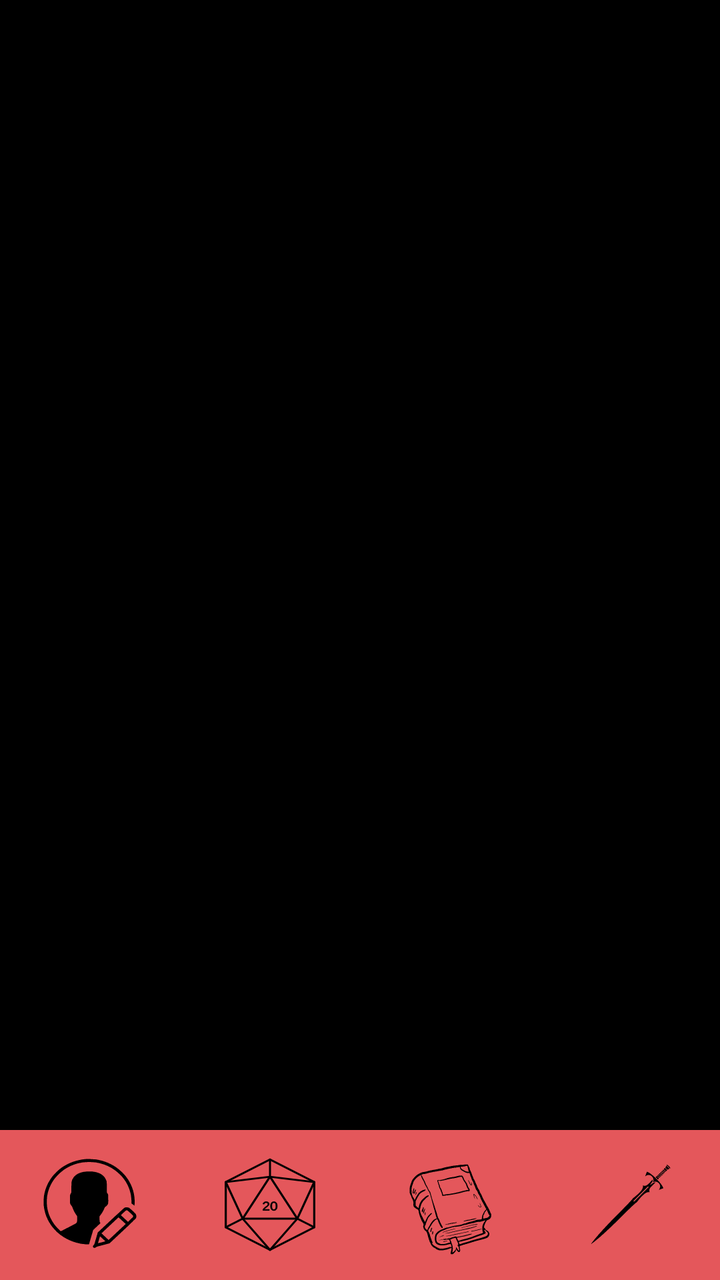
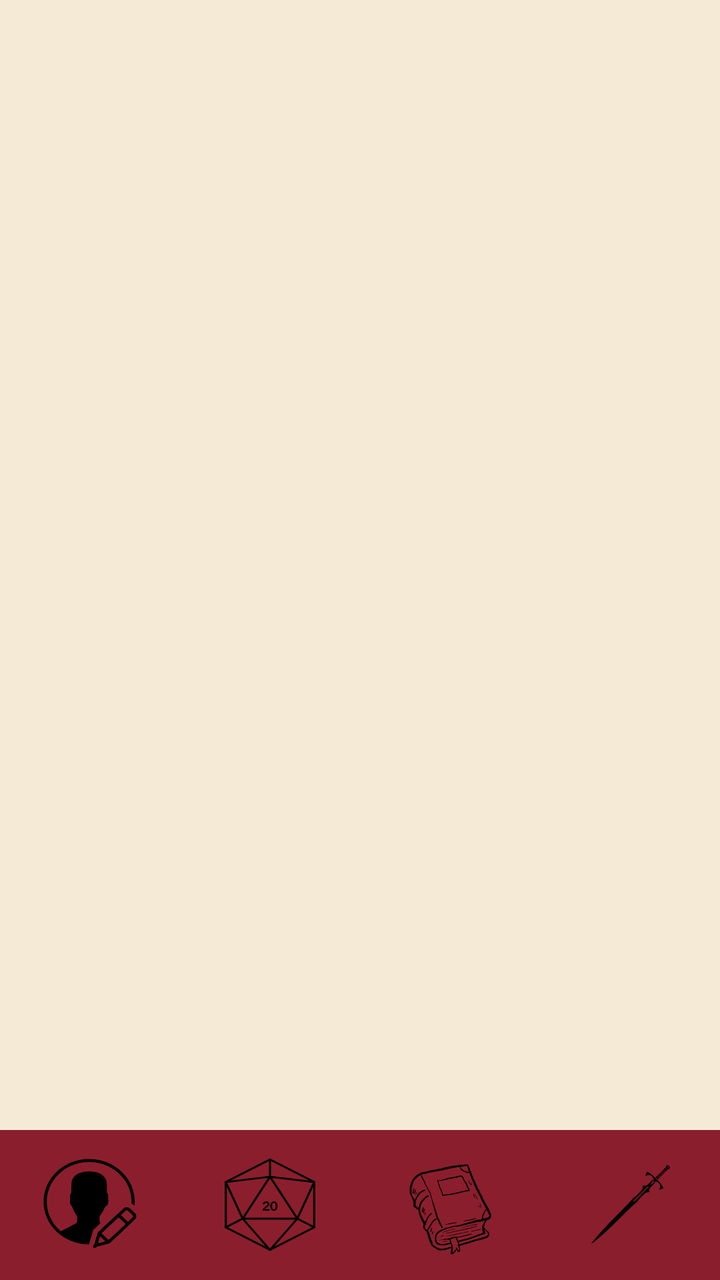

Screens rendered from an Android XML layout before and after an edit, with the pre-edit source and the edit as a unified diff.
<!-- AndroidManifest.xml: application theme Theme.DnDiceCompanion -->
<!-- res/layout/barra_navegacio.xml -->
<?xml version="1.0" encoding="utf-8"?>
<androidx.constraintlayout.widget.ConstraintLayout xmlns:android="http://schemas.android.com/apk/res/android"
    xmlns:app="http://schemas.android.com/apk/res-auto"
    xmlns:tools="http://schemas.android.com/tools"
    android:layout_width="match_parent"
    android:layout_height="match_parent"
    android:background="@color/black">

    <androidx.fragment.app.FragmentContainerView
        android:id="@+id/contenedorFragments"
        android:layout_width="0dp"
        android:layout_height="0dp"
        app:layout_constraintTop_toTopOf="parent"
        app:layout_constraintStart_toStartOf="parent"
        app:layout_constraintEnd_toEndOf="parent"
        app:layout_constraintBottom_toTopOf="@id/barraActivities"
        tools:layout="@layout/fragment_character_list" />

    <LinearLayout
        android:id="@+id/barraActivities"
        android:layout_width="0dp"
        android:layout_height="75dp"
        android:orientation="horizontal"
        android:background="@color/buttonColor"
        app:layout_constraintStart_toStartOf="parent"
        app:layout_constraintEnd_toEndOf="parent"
        app:layout_constraintBottom_toBottomOf="parent">

        <com.google.android.material.button.MaterialButton
            android:id="@+id/botoBarraActivitiesCharacter"
            android:layout_width="0dp"
            android:layout_height="match_parent"
            android:layout_weight="1"
            android:background="@drawable/button_barra"
            android:contentDescription="@string/nav_character"
            android:layout_margin="0dp"
            android:insetLeft="0dp"
            android:insetRight="0dp"
            android:insetTop="0dp"
            android:insetBottom="0dp"
            app:cornerRadius="0dp"
            app:backgroundTint="@color/buttonColor"
            app:icon="@drawable/character_icon"
            app:iconGravity="textStart"
            app:iconPadding="0dp"
            app:iconSize="50dp"
            app:iconTint="@null"/>

        <com.google.android.material.button.MaterialButton
            android:id="@+id/botoBarraActivitiesDice"
            android:layout_width="0dp"
            android:layout_height="match_parent"
            android:layout_weight="1"
            android:background="@drawable/button_barra"
            android:contentDescription="@string/nav_dice"
            android:layout_margin="0dp"
            android:insetLeft="0dp"
            android:insetRight="0dp"
            android:insetTop="0dp"
            android:insetBottom="0dp"
            app:cornerRadius="0dp"
            app:backgroundTint="@color/buttonColor"
            app:icon="@drawable/dice20"
            app:iconGravity="textStart"
            app:iconPadding="0dp"
            app:iconSize="50dp"
            app:iconTint="@null"/>

        <com.google.android.material.button.MaterialButton
            android:id="@+id/botoBarraActivitiesSpellbook"
            android:layout_width="0dp"
            android:layout_height="match_parent"
            android:layout_weight="1"
            android:background="@drawable/button_barra"
            android:contentDescription="@string/nav_spells"
            android:layout_margin="0dp"
            android:insetLeft="0dp"
            android:insetRight="0dp"
            android:insetTop="0dp"
            android:insetBottom="0dp"
            app:cornerRadius="0dp"
            app:backgroundTint="@color/buttonColor"
            app:icon="@drawable/spellbook_icon"
            app:iconGravity="textStart"
            app:iconPadding="0dp"
            app:iconSize="50dp"
            app:iconTint="@null"/>

        <com.google.android.material.button.MaterialButton
            android:id="@+id/botoBarraActivitiesWeapon"
            android:layout_width="0dp"
            android:layout_height="match_parent"
            android:layout_weight="1"
            android:background="@drawable/button_barra"
            android:contentDescription="@string/nav_weapons"
            android:layout_margin="0dp"
            android:insetLeft="0dp"
            android:insetRight="0dp"
            android:insetTop="0dp"
            android:insetBottom="0dp"
            app:cornerRadius="0dp"
            app:backgroundTint="@color/buttonColor"
            app:icon="@drawable/weapon_icon"
            app:iconGravity="textStart"
            app:iconPadding="0dp"
            app:iconSize="50dp"
            app:iconTint="@null"/>

    </LinearLayout>
</androidx.constraintlayout.widget.ConstraintLayout>
<!-- res/layout/fragment_character_list.xml (included above) -->
<?xml version="1.0" encoding="utf-8"?>
<androidx.constraintlayout.widget.ConstraintLayout xmlns:android="http://schemas.android.com/apk/res/android"
    xmlns:app="http://schemas.android.com/apk/res-auto"
    xmlns:tools="http://schemas.android.com/tools"
    android:layout_width="match_parent"
    android:layout_height="match_parent"
    android:background="@color/backgroud">

    <ScrollView
        android:layout_width="match_parent"
        android:layout_height="match_parent"
        tools:layout_editor_absoluteX="39dp"
        tools:layout_editor_absoluteY="-42dp">

        <LinearLayout
            android:id="@+id/CharacterList"
            android:layout_width="match_parent"
            android:layout_height="wrap_content"
            android:orientation="vertical">

            <androidx.cardview.widget.CardView
                android:id="@+id/CardCharacterExemple"
                android:layout_width="match_parent"
                android:layout_height="wrap_content"
                android:layout_marginStart="15dp"
                android:layout_marginTop="15dp"
                android:layout_marginEnd="15dp"
                app:cardBackgroundColor="@color/cardBackground"
                app:cardCornerRadius="16dp"
                android:clickable="true"
                android:focusable="true"
                android:foreground="?attr/selectableItemBackground">

                <LinearLayout
                    android:layout_width="match_parent"
                    android:layout_height="wrap_content"
                    android:gravity="center_vertical"
                    android:orientation="horizontal"
                    android:padding="12dp">

                    <ImageView
                        android:id="@+id/ImageCharacterExemple"
                        android:layout_width="60dp"
                        android:layout_height="60dp"
                        android:layout_marginEnd="15dp"
                        android:contentDescription="@string/char_iniesta"
                        android:scaleType="centerCrop"
                        tools:background="#33FFFFFF" />

                    <LinearLayout
                        android:layout_width="0dp"
                        android:layout_height="wrap_content"
                        android:layout_weight="1"
                        android:orientation="vertical">

                        <TextView
                            android:id="@+id/NameCharacterExemple"
                            android:layout_width="match_parent"
                            android:layout_height="wrap_content"
                            android:text="@string/char_iniesta"
                            android:textColor="@color/colorText"
                            android:textSize="22sp"
                            android:textStyle="bold" />

                        <TextView
                            android:id="@+id/ClassCharacterExemple"
                            android:layout_width="match_parent"
                            android:layout_height="wrap_content"
                            android:text="@string/class_mago_evocacion"
                            android:textColor="@color/colorText"
                            android:textSize="16sp" />
                    </LinearLayout>
                </LinearLayout>
            </androidx.cardview.widget.CardView>

            <androidx.cardview.widget.CardView
                android:id="@+id/CardCharacterExemple2"
                android:layout_width="match_parent"
                android:layout_height="wrap_content"
                android:layout_marginStart="15dp"
                android:layout_marginTop="15dp"
                android:layout_marginEnd="15dp"
                app:cardBackgroundColor="@color/cardBackground"
                app:cardCornerRadius="16dp"
                android:clickable="true"
                android:focusable="true"
                android:foreground="?attr/selectableItemBackground">

                <LinearLayout
                    android:layout_width="match_parent"
                    android:layout_height="wrap_content"
                    android:gravity="center_vertical"
                    android:orientation="horizontal"
                    android:padding="12dp">

                    <ImageView
                        android:id="@+id/ImageCharacterExemple2"
                        android:layout_width="60dp"
                        android:layout_height="60dp"
                        android:layout_marginEnd="15dp"
                        android:contentDescription="@string/char_messi"
                        android:scaleType="centerCrop"
                        tools:background="#33FFFFFF" />

                    <LinearLayout
                        android:layout_width="0dp"
                        android:layout_height="wrap_content"
                        android:layout_weight="1"
                        android:orientation="vertical">

                        <TextView
                            android:id="@+id/NameCharacterExemple2"
                            android:layout_width="match_parent"
                            android:layout_height="wrap_content"
                            android:text="@string/char_messi"
                            android:textColor="@color/colorText"
                            android:textSize="22sp"
                            android:textStyle="bold" />

                        <TextView
                            android:id="@+id/ClassCharacterExemple2"
                            android:layout_width="match_parent"
                            android:layout_height="wrap_content"
                            android:text="@string/class_picaro_ladron"
                            android:textColor="@color/colorText"
                            android:textSize="16sp" />
                    </LinearLayout>
                </LinearLayout>
            </androidx.cardview.widget.CardView>

        </LinearLayout>
    </ScrollView>

    <com.google.android.material.floatingactionbutton.FloatingActionButton
        android:id="@+id/AddCharacter"
        android:layout_width="wrap_content"
        android:layout_height="wrap_content"
        android:layout_margin="20dp"
        android:contentDescription="@string/add_character_desc"
        android:src="@drawable/add_simbol"
        app:layout_constraintEnd_toEndOf="parent"
        app:layout_constraintBottom_toBottomOf="parent"
        android:backgroundTint="@color/buttonColor"/>

</androidx.constraintlayout.widget.ConstraintLayout>
<!-- resources referenced by this layout -->
<resources>
  <color name="backgroud">#14100E</color>
  <color name="black">#FF000000</color>
  <color name="buttonColor">#E4575B</color>
  <color name="cardBackground">#2D2420</color>
  <color name="colorText">#FFFFFF</color>
  <!-- drawable add_simbol (drawable) -->
  <vector xmlns:android="http://schemas.android.com/apk/res/android" android:height="24dp" android:tint="#000000" android:viewportHeight="24" android:viewportWidth="24" android:width="24dp">
      <path android:fillColor="@android:color/white" android:pathData="M19,13h-6v6h-2v-6H5v-2h6V5h2v6h6v2z"/>
  </vector>
  <!-- drawable button_barra (drawable) -->
  <?xml version="1.0" encoding="utf-8"?>
  <shape xmlns:android="http://schemas.android.com/apk/res/android"
      android:shape="rectangle">
      <corners android:radius="0dp"/>
  </shape>
  <!-- drawable character_icon: vector/xml drawable (drawable, 10648 chars, omitted) -->
  <!-- drawable dice20: vector/xml drawable (drawable, 3955 chars, omitted) -->
  <!-- drawable spellbook_icon: vector/xml drawable (drawable, 31899 chars, omitted) -->
  <!-- drawable weapon_icon: vector/xml drawable (drawable, 4924 chars, omitted) -->
  <string name="add_character_desc">Afegir personatge</string>
  <string name="char_iniesta">Andrés Iniesta</string>
  <string name="char_messi">Lionel Messi</string>
  <string name="class_mago_evocacion">Mag (Evocació)</string>
  <string name="class_picaro_ladron">Pícar (Lladre)</string>
  <string name="nav_character">Personatges</string>
  <string name="nav_dice">Daus</string>
  <string name="nav_spells">Màgies</string>
  <string name="nav_weapons">Armes</string>
  <style name="Theme.DnDiceCompanion" parent="Base.Theme.DnDiceCompanion" />
  <style name="Base.Theme.DnDiceCompanion" parent="Theme.Material3.DayNight.NoActionBar">
      </style>
</resources>

<!-- the commit's change to res/layout/barra_navegacio.xml (unified diff, before → after) -->
@@ -1,30 +1,25 @@
 <?xml version="1.0" encoding="utf-8"?>
-<androidx.constraintlayout.widget.ConstraintLayout xmlns:android="http://schemas.android.com/apk/res/android"
+<LinearLayout xmlns:android="http://schemas.android.com/apk/res/android"
     xmlns:app="http://schemas.android.com/apk/res-auto"
     xmlns:tools="http://schemas.android.com/tools"
     android:layout_width="match_parent"
     android:layout_height="match_parent"
-    android:background="@color/black">
+    android:orientation="vertical"
+    android:background="?attr/android:windowBackground">
 
     <androidx.fragment.app.FragmentContainerView
         android:id="@+id/contenedorFragments"
-        android:layout_width="0dp"
+        android:layout_width="match_parent"
         android:layout_height="0dp"
-        app:layout_constraintTop_toTopOf="parent"
-        app:layout_constraintStart_toStartOf="parent"
-        app:layout_constraintEnd_toEndOf="parent"
-        app:layout_constraintBottom_toTopOf="@id/barraActivities"
+        android:layout_weight="1"
         tools:layout="@layout/fragment_character_list" />
 
     <LinearLayout
         android:id="@+id/barraActivities"
-        android:layout_width="0dp"
+        android:layout_width="match_parent"
         android:layout_height="75dp"
         android:orientation="horizontal"
-        android:background="@color/buttonColor"
-        app:layout_constraintStart_toStartOf="parent"
-        app:layout_constraintEnd_toEndOf="parent"
-        app:layout_constraintBottom_toBottomOf="parent">
+        android:background="?attr/colorPrimary">
 
         <com.google.android.material.button.MaterialButton
             android:id="@+id/botoBarraActivitiesCharacter"
@@ -39,7 +34,7 @@
             android:insetTop="0dp"
             android:insetBottom="0dp"
             app:cornerRadius="0dp"
-            app:backgroundTint="@color/buttonColor"
+            app:backgroundTint="?attr/colorPrimary"
             app:icon="@drawable/character_icon"
             app:iconGravity="textStart"
             app:iconPadding="0dp"
@@ -59,7 +54,7 @@
             android:insetTop="0dp"
             android:insetBottom="0dp"
             app:cornerRadius="0dp"
-            app:backgroundTint="@color/buttonColor"
+            app:backgroundTint="?attr/colorPrimary"
             app:icon="@drawable/dice20"
             app:iconGravity="textStart"
             app:iconPadding="0dp"
@@ -79,7 +74,7 @@
             android:insetTop="0dp"
             android:insetBottom="0dp"
             app:cornerRadius="0dp"
-            app:backgroundTint="@color/buttonColor"
+            app:backgroundTint="?attr/colorPrimary"
             app:icon="@drawable/spellbook_icon"
             app:iconGravity="textStart"
             app:iconPadding="0dp"
@@ -99,7 +94,7 @@
             android:insetTop="0dp"
             android:insetBottom="0dp"
             app:cornerRadius="0dp"
-            app:backgroundTint="@color/buttonColor"
+            app:backgroundTint="?attr/colorPrimary"
             app:icon="@drawable/weapon_icon"
             app:iconGravity="textStart"
             app:iconPadding="0dp"
@@ -107,150 +102,151 @@
             app:iconTint="@null"/>
 
     </LinearLayout>
-</androidx.constraintlayout.widget.ConstraintLayout>
+</LinearLayout>
 <!-- res/layout/fragment_character_list.xml (included above) -->
 <?xml version="1.0" encoding="utf-8"?>
-<androidx.constraintlayout.widget.ConstraintLayout xmlns:android="http://schemas.android.com/apk/res/android"
+<LinearLayout xmlns:android="http://schemas.android.com/apk/res/android"
     xmlns:app="http://schemas.android.com/apk/res-auto"
-    xmlns:tools="http://schemas.android.com/tools"
     android:layout_width="match_parent"
     android:layout_height="match_parent"
-    android:background="@color/backgroud">
-
-    <ScrollView
+    android:orientation="vertical"
+    android:background="?attr/android:windowBackground">
+
+    <FrameLayout
         android:layout_width="match_parent"
-        android:layout_height="match_parent"
-        tools:layout_editor_absoluteX="39dp"
-        tools:layout_editor_absoluteY="-42dp">
-
-        <LinearLayout
-            android:id="@+id/CharacterList"
+        android:layout_height="match_parent">
+
+        <ScrollView
             android:layout_width="match_parent"
-            android:layout_height="wrap_content"
-            android:orientation="vertical">
-
-            <androidx.cardview.widget.CardView
-                android:id="@+id/CardCharacterExemple"
+            android:layout_height="match_parent">
+
+            <LinearLayout
+                android:id="@+id/CharacterList"
                 android:layout_width="match_parent"
                 android:layout_height="wrap_content"
-                android:layout_marginStart="15dp"
-                android:layout_marginTop="15dp"
-                android:layout_marginEnd="15dp"
-                app:cardBackgroundColor="@color/cardBackground"
-                app:cardCornerRadius="16dp"
-                android:clickable="true"
-                android:focusable="true"
-                android:foreground="?attr/selectableItemBackground">
-
-                <LinearLayout
+                android:orientation="vertical">
+
+                <androidx.cardview.widget.CardView
+                    android:id="@+id/CardCharacterExemple"
                     android:layout_width="match_parent"
                     android:layout_height="wrap_content"
-                    android:gravity="center_vertical"
-                    android:orientation="horizontal"
-                    android:padding="12dp">
-
-                    <ImageView
-                        android:id="@+id/ImageCharacterExemple"
-                        android:layout_width="60dp"
-                        android:layout_height="60dp"
-                        android:layout_marginEnd="15dp"
-                        android:contentDescription="@string/char_iniesta"
-                        android:scaleType="centerCrop"
-                        tools:background="#33FFFFFF" />
+                    android:layout_marginStart="15dp"
+                    android:layout_marginTop="15dp"
+                    android:layout_marginEnd="15dp"
+                    app:cardBackgroundColor="?attr/colorSurface"
+                    app:cardCornerRadius="16dp"
+                    android:clickable="true"
+                    android:focusable="true"
+                    android:foreground="?attr/selectableItemBackground">
 
                     <LinearLayout
-                        android:layout_width="0dp"
+                        android:layout_width="match_parent"
                         android:layout_height="wrap_content"
-                        android:layout_weight="1"
-                        android:orientation="vertical">
-
-                        <TextView
-                            android:id="@+id/NameCharacterExemple"
-                            android:layout_width="match_parent"
+                        android:gravity="center_vertical"
+                        android:orientation="horizontal"
+                        android:padding="12dp">
+
+                        <ImageView
+                            android:id="@+id/ImageCharacterExemple"
+                            android:layout_width="60dp"
+                            android:layout_height="60dp"
+                            android:layout_marginEnd="15dp"
+                            android:contentDescription="@string/char_iniesta"
+                            android:scaleType="centerCrop" />
+
+                        <LinearLayout
+                            android:layout_width="0dp"
                             android:layout_height="wrap_content"
-                            android:text="@string/char_iniesta"
-                            android:textColor="@color/colorText"
-                            android:textSize="22sp"
-                            android:textStyle="bold" />
-
-                        <TextView
-                            android:id="@+id/ClassCharacterExemple"
-                            android:layout_width="match_parent"
-                            android:layout_height="wrap_content"
-                            android:text="@string/class_mago_evocacion"
-                            android:textColor="@color/colorText"
-                            android:textSize="16sp" />
+                            android:layout_weight="1"
+                            android:orientation="vertical">
+
+                            <TextView
+                                android:id="@+id/NameCharacterExemple"
+                                android:layout_width="match_parent"
+                                android:layout_height="wrap_content"
+                                android:text="@string/char_iniesta"
+                                android:textColor="?attr/colorOnSurface"
+                                android:textSize="22sp"
+                                android:textStyle="bold" />
+
+                            <TextView
+                                android:id="@+id/ClassCharacterExemple"
+                                android:layout_width="match_parent"
+                                android:layout_height="wrap_content"
+                                android:text="@string/class_mago_evocacion"
+                                android:textColor="?attr/colorOnSurface"
+                                android:textSize="16sp" />
+                        </LinearLayout>
                     </LinearLayout>
-                </LinearLayout>
-            </androidx.cardview.widget.CardView>
-
-            <androidx.cardview.widget.CardView
-                android:id="@+id/CardCharacterExemple2"
-                android:layout_width="match_parent"
-                android:layout_height="wrap_content"
-                android:layout_marginStart="15dp"
-                android:layout_marginTop="15dp"
-                android:layout_marginEnd="15dp"
-                app:cardBackgroundColor="@color/cardBackground"
-                app:cardCornerRadius="16dp"
-                android:clickable="true"
-                android:focusable="true"
-                android:foreground="?attr/selectableItemBackground">
-
-                <LinearLayout
+                </androidx.cardview.widget.CardView>
+
+                <androidx.cardview.widget.CardView
+                    android:id="@+id/CardCharacterExemple2"
                     android:layout_width="match_parent"
                     android:layout_height="wrap_content"
-                    android:gravity="center_vertical"
-                    android:orientation="horizontal"
-                    android:padding="12dp">
-
-                    <ImageView
-                        android:id="@+id/ImageCharacterExemple2"
-                        android:layout_width="60dp"
-                        android:layout_height="60dp"
-                        android:layout_marginEnd="15dp"
-                        android:contentDescription="@string/char_messi"
-                        android:scaleType="centerCrop"
-                        tools:background="#33FFFFFF" />
+                    android:layout_marginStart="15dp"
+                    android:layout_marginTop="15dp"
+                    android:layout_marginEnd="15dp"
+                    app:cardBackgroundColor="?attr/colorSurface"
+                    app:cardCornerRadius="16dp"
+                    android:clickable="true"
+                    android:focusable="true"
+                    android:foreground="?attr/selectableItemBackground">
 
                     <LinearLayout
-                        android:layout_width="0dp"
+                        android:layout_width="match_parent"
                         android:layout_height="wrap_content"
-                        android:layout_weight="1"
-                        android:orientation="vertical">
-
-                        <TextView
-                            android:id="@+id/NameCharacterExemple2"
-                            android:layout_width="match_parent"
+                        android:gravity="center_vertical"
+                        android:orientation="horizontal"
+                        android:padding="12dp">
+
+                        <ImageView
+                            android:id="@+id/ImageCharacterExemple2"
+                            android:layout_width="60dp"
+                            android:layout_height="60dp"
+                            android:layout_marginEnd="15dp"
+                            android:contentDescription="@string/char_messi"
+                            android:scaleType="centerCrop" />
+
+                        <LinearLayout
+                            android:layout_width="0dp"
                             android:layout_height="wrap_content"
-                            android:text="@string/char_messi"
-                            android:textColor="@color/colorText"
-                            android:textSize="22sp"
-                            android:textStyle="bold" />
-
-                        <TextView
-                            android:id="@+id/ClassCharacterExemple2"
-                            android:layout_width="match_parent"
-                            android:layout_height="wrap_content"
-                            android:text="@string/class_picaro_ladron"
-                            android:textColor="@color/colorText"
-                            android:textSize="16sp" />
+                            android:layout_weight="1"
+                            android:orientation="vertical">
+
+                            <TextView
+                                android:id="@+id/NameCharacterExemple2"
+                                android:layout_width="match_parent"
+                                android:layout_height="wrap_content"
+                                android:text="@string/char_messi"
+                                android:textColor="?attr/colorOnSurface"
+                                android:textSize="22sp"
+                                android:textStyle="bold" />
+
+                            <TextView
+                                android:id="@+id/ClassCharacterExemple2"
+                                android:layout_width="match_parent"
+                                android:layout_height="wrap_content"
+                                android:text="@string/class_picaro_ladron"
+                                android:textColor="?attr/colorOnSurface"
+                                android:textSize="16sp" />
+                        </LinearLayout>
                     </LinearLayout>
-                </LinearLayout>
-            </androidx.cardview.widget.CardView>
-
-        </LinearLayout>
-    </ScrollView>
-
-    <com.google.android.material.floatingactionbutton.FloatingActionButton
-        android:id="@+id/AddCharacter"
-        android:layout_width="wrap_content"
-        android:layout_height="wrap_content"
-        android:layout_margin="20dp"
-        android:contentDescription="@string/add_character_desc"
-        android:src="@drawable/add_simbol"
-        app:layout_constraintEnd_toEndOf="parent"
-        app:layout_constraintBottom_toBottomOf="parent"
-        android:backgroundTint="@color/buttonColor"/>
-
-</androidx.constraintlayout.widget.ConstraintLayout>
+                </androidx.cardview.widget.CardView>
+
+            </LinearLayout>
+        </ScrollView>
+
+        <com.google.android.material.floatingactionbutton.FloatingActionButton
+            android:id="@+id/AddCharacter"
+            android:layout_width="wrap_content"
+            android:layout_height="wrap_content"
+            android:layout_gravity="bottom|end"
+            android:layout_margin="20dp"
+            android:contentDescription="@string/add_character_desc"
+            android:src="@drawable/add_simbol"
+            android:backgroundTint="?attr/colorPrimary"/>
+
+    </FrameLayout>
+
+</LinearLayout>
<!-- resource entries referenced after the edit -->
@@ -1,10 +1,5 @@
 <!-- resources referenced by this layout -->
 <resources>
-  <color name="backgroud">#14100E</color>
-  <color name="black">#FF000000</color>
-  <color name="buttonColor">#E4575B</color>
-  <color name="cardBackground">#2D2420</color>
-  <color name="colorText">#FFFFFF</color>
   <!-- drawable add_simbol (drawable) -->
   <vector xmlns:android="http://schemas.android.com/apk/res/android" android:height="24dp" android:tint="#000000" android:viewportHeight="24" android:viewportWidth="24" android:width="24dp">
       <path android:fillColor="@android:color/white" android:pathData="M19,13h-6v6h-2v-6H5v-2h6V5h2v6h6v2z"/>
@@ -30,6 +25,22 @@
   <string name="nav_weapons">Armes</string>
   <style name="Theme.DnDiceCompanion" parent="Base.Theme.DnDiceCompanion" />
   <style name="Base.Theme.DnDiceCompanion" parent="Theme.Material3.DayNight.NoActionBar">
+          <item name="colorPrimary">@color/primari_roig_drac_clar</item>
+          <item name="colorSecondary">@color/secundari_or_clar</item>
+          <item name="colorTertiary">@color/accent_arca_clar</item>
+          <item name="android:windowBackground">@color/fons_clar</item>
+          <item name="colorSurface">@color/superficie_clar</item>
+          <item name="colorOnSurface">@color/text_principal_clar</item>
+          <item name="colorOnSurfaceVariant">@color/text_secundari_clar</item>
+          <item name="colorOutline">@color/vora_clar</item>
       </style>
+  <color name="primari_roig_drac_clar">#8B1E2D</color>
+  <color name="secundari_or_clar">#B8862B</color>
+  <color name="accent_arca_clar">#5B3A8C</color>
+  <color name="fons_clar">#F4EAD5</color>
+  <color name="superficie_clar">#FBF5E6</color>
+  <color name="text_principal_clar">#2B1D14</color>
+  <color name="text_secundari_clar">#5C4A3A</color>
+  <color name="vora_clar">#CDB894</color>
 </resources>
 
